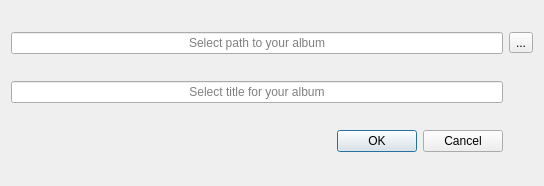
Above: dialogaddalbum.ui from CermakM/MediaPlayer before the change. Below: the same form after it.
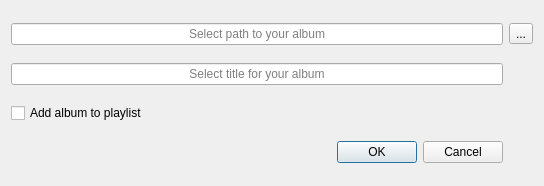
That is the form after the change.

Commit message: Loading songs from playlist

The edit to the form file:
```diff
--- a/dialogaddalbum.ui
+++ b/dialogaddalbum.ui
@@ -47,7 +47,7 @@
      </property>
     </widget>
    </item>
-   <item row="2" column="0">
+   <item row="4" column="0">
     <widget class="QDialogButtonBox" name="buttonBox">
      <property name="orientation">
       <enum>Qt::Horizontal</enum>
@@ -57,6 +57,13 @@
      </property>
     </widget>
    </item>
+   <item row="3" column="0">
+    <widget class="QCheckBox" name="checkBoxAddToPlaylist">
+     <property name="text">
+      <string>Add album to playlist</string>
+     </property>
+    </widget>
+   </item>
   </layout>
  </widget>
  <resources/>
```
The commit also changes 9 other files.
